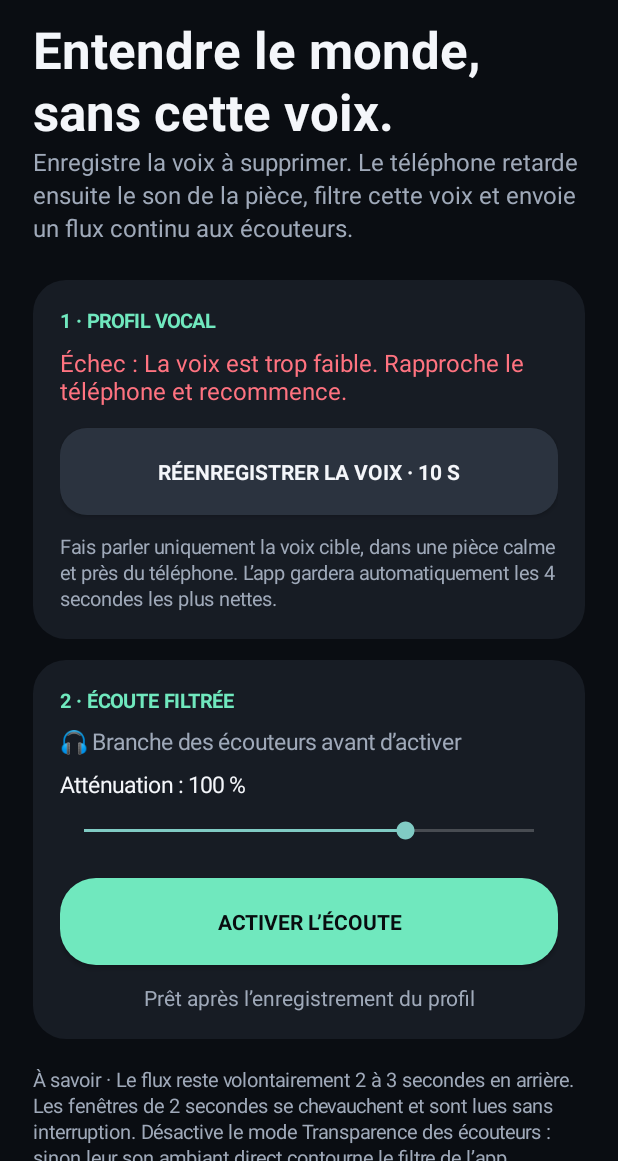
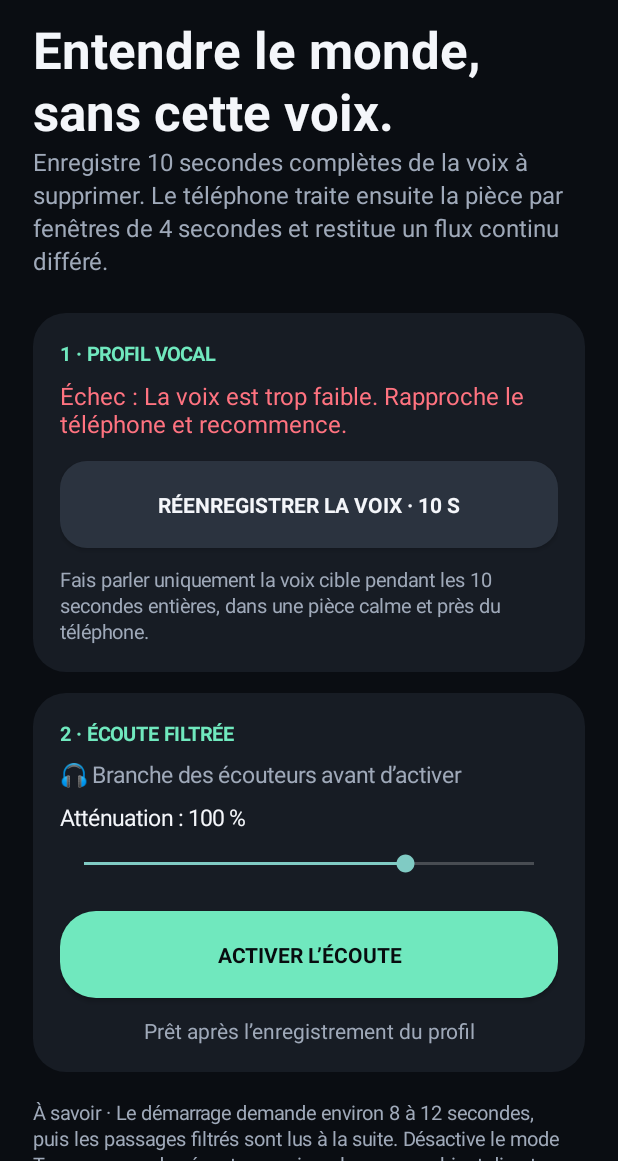
Before and after one commit to betsalelbrahami-png/move-ballet-coach-, an Android app: the screen it shows after launch (MainActivity), after a tap on "ENREGISTRER LA VOIX · 10 S", on a phone screen of 412 x 824 dp, the part 75-1236 px from its top. Run offline under Robolectric (Android 15) with nearby library versions, the light colour scheme and no system bars; libraries missing offline, so code that uses them is left out: ai.onnxruntime.

Commit message:
Use full enrollment and stable four second windows

```diff
--- a/voix-live-android/app/build.gradle
+++ b/voix-live-android/app/build.gradle
@@ -10,8 +10,8 @@ android {
         applicationId 'com.betsalel.voixlive'
         minSdk 26
         targetSdk 35
-        versionCode 11
-        versionName '1.1.0'
+        versionCode 12
+        versionName '1.2.0'
     }
 
     compileOptions {
--- a/voix-live-android/app/src/main/java/com/betsalel/voixlive/MainActivity.java
+++ b/voix-live-android/app/src/main/java/com/betsalel/voixlive/MainActivity.java
@@ -105,7 +105,7 @@ public final class MainActivity extends Activity {
         titleView.setTypeface(Typeface.DEFAULT_BOLD);
         titleView.setLineSpacing(dp(2), 1f);
         root.addView(titleView, margins(-1, -2, 0, 10, 0, 0));
-        TextView intro = label("Enregistre la voix à supprimer. Le téléphone retarde ensuite le son de la pièce, filtre cette voix et envoie un flux continu aux écouteurs.", 16, muted);
+        TextView intro = label("Enregistre 10 secondes complètes de la voix à supprimer. Le téléphone traite ensuite la pièce par fenêtres de 4 secondes et restitue un flux continu différé.", 16, muted);
         intro.setLineSpacing(dp(3), 1f);
         root.addView(intro, margins(-1, -2, 0, 0, 0, 24));
 
@@ -116,7 +116,7 @@ public final class MainActivity extends Activity {
         recordButton = actionButton("ENREGISTRER LA VOIX · 10 S", false);
         recordButton.setOnClickListener(v -> toggleProfileRecording());
         profileCard.addView(recordButton);
-        TextView profileHint = label("Fais parler uniquement la voix cible, dans une pièce calme et près du téléphone. L’app gardera automatiquement les 4 secondes les plus nettes.", 13, muted);
+        TextView profileHint = label("Fais parler uniquement la voix cible pendant les 10 secondes entières, dans une pièce calme et près du téléphone.", 13, muted);
         profileHint.setLineSpacing(dp(2), 1f);
         profileCard.addView(profileHint, margins(-1, -2, 0, 12, 0, 0));
         root.addView(profileCard, margins(-1, -2, 0, 0, 0, 14));
@@ -148,7 +148,7 @@ public final class MainActivity extends Activity {
         liveCard.addView(liveStatus, margins(-1, -2, 0, 12, 0, 0));
         root.addView(liveCard, margins(-1, -2, 0, 0, 0, 18));
 
-        TextView reality = label("À savoir · Le flux reste volontairement 2 à 3 secondes en arrière. Les fenêtres de 2 secondes se chevauchent et sont lues sans interruption. Désactive le mode Transparence des écouteurs : sinon leur son ambiant direct contourne le filtre de l’app.", 13, muted);
+        TextView reality = label("À savoir · Le démarrage demande environ 8 à 12 secondes, puis les passages filtrés sont lus à la suite. Désactive le mode Transparence des écouteurs : sinon leur son ambiant direct contourne le filtre de l’app.", 13, muted);
         reality.setLineSpacing(dp(2), 1f);
         root.addView(reality);
         return scroll;
@@ -190,7 +190,7 @@ public final class MainActivity extends Activity {
                     recordButton.setText("ENREGISTREMENT EN COURS");
                 });
             }
-            VoiceProfileStore.saveBestSegment(this, samples);
+            VoiceProfileStore.saveRecording(this, samples);
             runOnUiThread(() -> {
                 Toast.makeText(this, "Profil vocal enregistré", Toast.LENGTH_SHORT).show();
                 refreshState();
--- a/voix-live-android/app/src/main/java/com/betsalel/voixlive/VoiceProcessingService.java
+++ b/voix-live-android/app/src/main/java/com/betsalel/voixlive/VoiceProcessingService.java
@@ -45,16 +45,15 @@ public final class VoiceProcessingService extends Service {
     private static final String CHANNEL_ID = "voix_live_listening";
     private static final int NOTIFICATION_ID = 41;
     private static final int SAMPLE_RATE = 16_000;
-    // iter_model still sees the same two-second waveform that succeeded in the
-    // recorded prototype. A new window starts every second and only its stable
-    // centre is played. The listener gets one continuous, deliberately delayed
-    // stream instead of unrelated two-second recordings.
-    private static final int WINDOW_SAMPLES = 32_000;
-    private static final int HOP_SAMPLES = 16_000;
-    private static final int OUTPUT_OFFSET_SAMPLES = 8_000;
+    // V1.2 favours extraction quality and sustainable phone load: every sample
+    // is analysed exactly once in a full four-second iter_model window. Two
+    // processed windows are queued before playback to absorb compute jitter.
+    private static final int WINDOW_SAMPLES = 64_000;
+    private static final int HOP_SAMPLES = 64_000;
+    private static final int OUTPUT_OFFSET_SAMPLES = 0;
     private static final int PLAYBACK_PREBUFFER_CHUNKS = 2;
     private static final int MAX_ALIGNMENT_SAMPLES = 1_920; // 120 ms at 16 kHz
-    private static final String MODEL_ASSET = "iter_model_2s.onnx";
+    private static final String MODEL_ASSET = "iter_model_4s_10s.onnx";
 
     private static volatile boolean running;
     private final AtomicBoolean active = new AtomicBoolean(false);
@@ -133,7 +132,7 @@ public final class VoiceProcessingService extends Service {
             captureThread.start();
             playbackThread.start();
             updateNotification("Écoute filtrée continue");
-            broadcast("Écoute active · remplissage du tampon 0/2…", true);
+            broadcast("Écoute active · préparation du premier passage de 4 s…", true);
 
             short[] window = new short[WINDOW_SAMPLES];
             int filledSamples = 0;
@@ -146,7 +145,7 @@ public final class VoiceProcessingService extends Service {
                     System.arraycopy(hop, 0, window, filledSamples, HOP_SAMPLES);
                     filledSamples += HOP_SAMPLES;
                     if (filledSamples < WINDOW_SAMPLES) {
-                        broadcast("Écoute active · remplissage du tampon 1/2…", true);
+                        broadcast("Écoute active · préparation du tampon…", true);
                         continue;
                     }
                 } else {
@@ -164,10 +163,10 @@ public final class VoiceProcessingService extends Service {
                     throw new IllegalStateException("La sortie audio n’arrive pas à suivre");
                 }
 
-                slowWindows = inferenceMs > 950 ? slowWindows + 1 : 0;
+                slowWindows = inferenceMs > 3_900 ? slowWindows + 1 : 0;
                 String state = slowWindows >= 3
                         ? "Téléphone trop lent pour maintenir le flux continu"
-                        : "Flux filtré continu · retard ≈ 2–3 s · calcul " + inferenceMs
+                        : "Flux filtré continu · retard ≈ 8–12 s · calcul " + inferenceMs
                         + " ms · alignement " + lastAlignmentMs + " ms · gain "
                         + Math.round(lastGain * 100f) / 100f;
                 broadcast(state, true);
--- a/voix-live-android/app/src/main/java/com/betsalel/voixlive/VoiceProfileStore.java
+++ b/voix-live-android/app/src/main/java/com/betsalel/voixlive/VoiceProfileStore.java
@@ -10,7 +10,7 @@ import java.nio.ByteBuffer;
 import java.nio.ByteOrder;
 
 final class VoiceProfileStore {
-    static final int ENROLLMENT_SAMPLES = 64_000;
+    static final int ENROLLMENT_SAMPLES = 160_000;
     private static final String FILE_NAME = "voice_profile_16khz.pcm";
 
     private VoiceProfileStore() {}
@@ -20,29 +20,20 @@ final class VoiceProfileStore {
         return file.isFile() && file.length() == ENROLLMENT_SAMPLES * 2L;
     }
 
-    static void saveBestSegment(Context context, short[] tenSeconds) throws IOException {
+    static void saveRecording(Context context, short[] tenSeconds) throws IOException {
         if (tenSeconds.length < ENROLLMENT_SAMPLES) throw new IOException("Enregistrement trop court");
-        int step = 8_000;
-        int bestStart = 0;
-        double bestScore = -1;
-        for (int start = 0; start + ENROLLMENT_SAMPLES <= tenSeconds.length; start += step) {
         double energy = 0;
         int clipped = 0;
-            for (int i = start; i < start + ENROLLMENT_SAMPLES; i += 4) {
+        for (int i = 0; i < ENROLLMENT_SAMPLES; i += 4) {
             double value = tenSeconds[i] / 32768.0;
             energy += value * value;
             if (Math.abs(tenSeconds[i]) > 32_000) clipped++;
         }
         double rms = Math.sqrt(energy / (ENROLLMENT_SAMPLES / 4.0));
-            double score = rms * Math.max(0.1, 1.0 - clipped / 800.0);
-            if (score > bestScore) {
-                bestScore = score;
-                bestStart = start;
-            }
-        }
-        if (bestScore < 0.008) throw new IOException("La voix est trop faible. Rapproche le téléphone et recommence.");
+        if (rms < 0.008) throw new IOException("La voix est trop faible. Rapproche le téléphone et recommence.");
+        if (clipped > 2_000) throw new IOException("La voix sature. Éloigne légèrement le téléphone et recommence.");
         ByteBuffer bytes = ByteBuffer.allocate(ENROLLMENT_SAMPLES * 2).order(ByteOrder.LITTLE_ENDIAN);
-        for (int i = 0; i < ENROLLMENT_SAMPLES; i++) bytes.putShort(tenSeconds[bestStart + i]);
+        for (int i = 0; i < ENROLLMENT_SAMPLES; i++) bytes.putShort(tenSeconds[i]);
         try (FileOutputStream stream = new FileOutputStream(file(context))) {
             stream.write(bytes.array());
         }
```
Also changed, not shown: 5 other files. Lines whose indentation alone changed are shown as unchanged.
